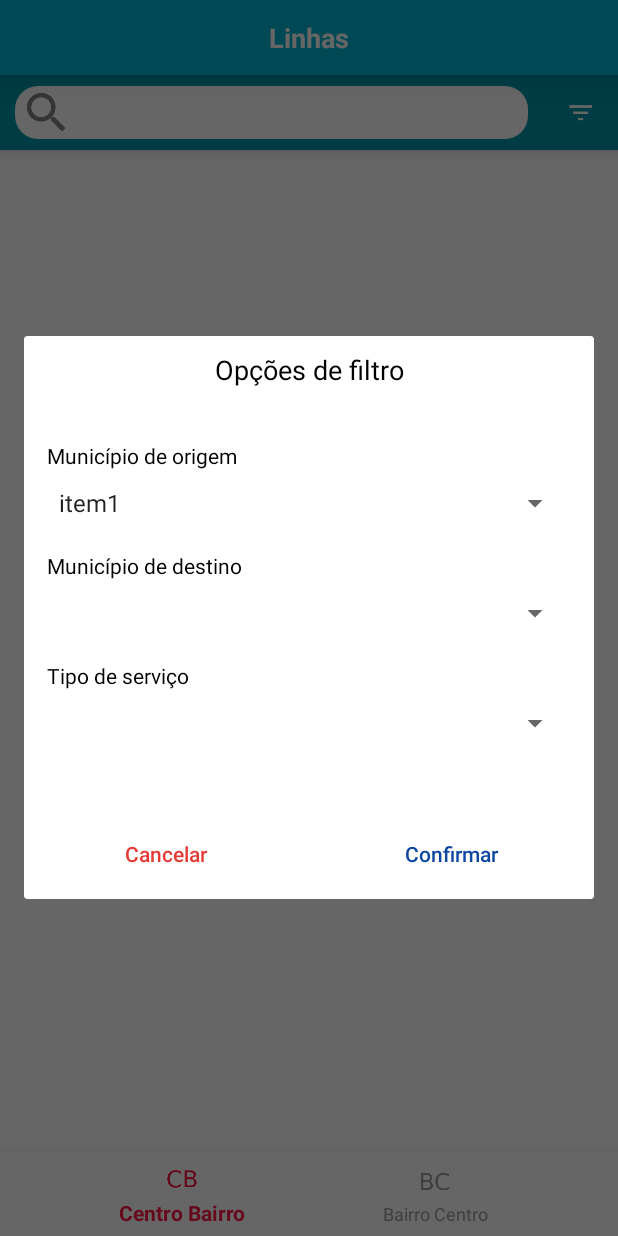
After one commit to MarceloEsser/bustime-kotlin, an Android app: the fragment VicasaFilterDialog placed in its activity, on a phone screen of 412 x 824 dp. The commit adds this screen. Run offline under Robolectric (Android 15) with nearby library versions, the phone set to English and light mode, and no system bars; 1 statement that could not run was skipped.

Commit message:
defining the layout of the line filter

```diff
--- /dev/null
+++ b/app/src/main/java/marcelo/esser/com/bustimek/vvm/vicasa/filterDialog/VicasaFilterDialog.kt
@@ -0,0 +1,57 @@
+package marcelo.esser.com.bustimek.vvm.vicasa.filterDialog
+
+import android.app.Dialog
+import android.os.Bundle
+import android.support.v4.app.DialogFragment
+import android.view.*
+import android.widget.ArrayAdapter
+import kotlinx.android.synthetic.main.vicasa_filter_dialog.*
+import marcelo.esser.com.bustimek.R
+
+class VicasaFilterDialog(
+) : DialogFragment() {
+
+    override fun onCreateView(inflater: LayoutInflater, container: ViewGroup?, savedInstanceState: Bundle?): View? {
+        return inflater.inflate(R.layout.vicasa_filter_dialog, container, false)
+    }
+
+    override fun onViewCreated(view: View, savedInstanceState: Bundle?) {
+        super.onViewCreated(view, savedInstanceState)
+
+        val spinnerArray = ArrayList<String>()
+        spinnerArray.add("item1")
+        spinnerArray.add("item2")
+
+        val adapter = ArrayAdapter(
+            this.activity!!, android.R.layout.simple_spinner_item, spinnerArray
+        )
+
+        adapter.setDropDownViewResource(android.R.layout.simple_spinner_dropdown_item)
+        filter_dialog_sp_county_origin.adapter = adapter
+
+        filter_dialog_btn_cancel.setOnClickListener {
+            dismiss()
+        }
+
+    }
+
+    override fun onCreateDialog(savedInstanceState: Bundle?): Dialog {
+        val onCreateDialog = super.onCreateDialog(savedInstanceState)
+        setupDialog(onCreateDialog)
+        onCreateDialog.window.requestFeature(Window.FEATURE_NO_TITLE)
+        return onCreateDialog
+    }
+
+    override fun onStart() {
+        super.onStart()
+        setupDialog(dialog)
+    }
+
+    fun setupDialog(dialog: Dialog) {
+        dialog?.run {
+            window.attributes.height = ViewGroup.LayoutParams.WRAP_CONTENT
+            window.attributes.width = ViewGroup.LayoutParams.MATCH_PARENT
+            window?.setGravity(Gravity.CENTER)
+        }
+    }
+}
--- a/app/src/main/java/marcelo/esser/com/bustimek/vvm/vicasa/lines/VicasaLinesActivity.kt
+++ b/app/src/main/java/marcelo/esser/com/bustimek/vvm/vicasa/lines/VicasaLinesActivity.kt
@@ -12,6 +12,7 @@ import marcelo.esser.com.bustimek.adapter.VicasaLinesAdapter
 import marcelo.esser.com.bustimek.helper.ProgressDialogHelper
 import marcelo.esser.com.bustimek.interfaces.SogalLinesAdapterDelegate
 import marcelo.esser.com.bustimek.vvm.sogal.schedules.SogalSchedulesActivity
+import marcelo.esser.com.bustimek.vvm.vicasa.filterDialog.VicasaFilterDialog
 
 class VicasaLinesActivity : AppCompatActivity() {
 
@@ -35,6 +36,10 @@ class VicasaLinesActivity : AppCompatActivity() {
         loadLines()
 
         bottomNavigationBarListener()
+        activity_lines_imgbtn_filter.setOnClickListener {
+            val dialog = VicasaFilterDialog()
+            dialog.show(supportFragmentManager, "teste")
+        }
     }
 
     private fun loadLines() {
--- a/app/src/main/res/drawable/ripple_grey.xml
+++ b/app/src/main/res/drawable/ripple_grey.xml
@@ -1,5 +1,4 @@
 <?xml version="1.0" encoding="utf-8"?>
 <ripple xmlns:android="http://schemas.android.com/apk/res/android"
     android:color="@color/grey300">
-
 </ripple>
--- /dev/null
+++ b/app/src/main/res/drawable/ripple_grey_fourty_radius.xml
@@ -0,0 +1,7 @@
+<?xml version="1.0" encoding="utf-8"?>
+<ripple
+        xmlns:android="http://schemas.android.com/apk/res/android"
+        android:radius="40dp"
+        android:color="@color/grey300">
+
+</ripple>
--- a/app/src/main/res/layout/activity_lines.xml
+++ b/app/src/main/res/layout/activity_lines.xml
@@ -95,16 +95,16 @@
 
         <ImageButton
                 android:src="@drawable/ic_filter"
-                android:background="@android:color/transparent"
                 android:id="@+id/activity_lines_imgbtn_filter"
                 app:layout_constraintBottom_toBottomOf="parent"
                 app:layout_constraintTop_toTopOf="parent"
                 app:layout_constraintEnd_toEndOf="parent"
                 android:layout_marginStart="5dp"
-                android:foreground="@drawable/ripple_white"
+                android:background="@drawable/ripple_white"
                 android:padding="15dp"
                 android:layout_width="50dp"
-                android:layout_height="0dp"/>
+                android:layout_height="0dp"
+                android:contentDescription="@string/filter_description"/>
 
     </android.support.constraint.ConstraintLayout>
 
--- /dev/null
+++ b/app/src/main/res/layout/vicasa_filter_dialog.xml
@@ -0,0 +1,96 @@
+<?xml version="1.0" encoding="utf-8"?>
+<android.support.constraint.ConstraintLayout
+        xmlns:android="http://schemas.android.com/apk/res/android"
+        xmlns:app="http://schemas.android.com/apk/res-auto"
+        android:layout_gravity="center"
+        android:layout_width="match_parent"
+        android:layout_height="wrap_content">
+
+    <TextView
+            android:textSize="18sp"
+            android:textColor="@color/black"
+            android:layout_margin="10dp"
+            android:text="@string/filter_options"
+            android:id="@+id/filter_dialog_tv_title"
+            app:layout_constraintTop_toTopOf="parent"
+            app:layout_constraintEnd_toEndOf="parent"
+            app:layout_constraintStart_toStartOf="parent"
+            android:layout_width="wrap_content"
+            android:layout_height="wrap_content"/>
+
+    <LinearLayout
+            android:id="@+id/filter_dialog_ll_content"
+            android:padding="15dp"
+            android:layout_marginBottom="40dp"
+            android:orientation="vertical"
+            app:layout_constraintStart_toStartOf="parent"
+            app:layout_constraintEnd_toEndOf="parent"
+            android:layout_width="match_parent"
+            android:layout_height="wrap_content"
+            app:layout_constraintBottom_toTopOf="@+id/filter_dialog_btn_confirm"
+            app:layout_constraintTop_toBottomOf="@+id/filter_dialog_tv_title">
+
+        <TextView
+                android:textColor="@color/black"
+                android:text="@string/origin_city"
+                android:layout_marginTop="20dp"
+                android:layout_width="wrap_content"
+                android:layout_height="wrap_content"/>
+        <Spinner
+                android:layout_marginTop="10dp"
+                android:id="@+id/filter_dialog_sp_county_origin"
+                android:layout_width="match_parent"
+                android:layout_height="wrap_content"/>
+
+        <TextView
+                android:textColor="@color/black"
+                android:text="@string/destination_city"
+                android:layout_marginTop="20dp"
+                android:layout_width="wrap_content"
+                android:layout_height="wrap_content"/>
+        <Spinner
+                android:layout_marginTop="10dp"
+                android:id="@+id/filter_dialog_sp_destination_county"
+                android:layout_width="match_parent"
+                android:layout_height="wrap_content"/>
+
+        <TextView
+                android:text="@string/service_type"
+                android:layout_marginTop="20dp"
+                android:textColor="@color/black"
+                android:layout_width="wrap_content"
+                android:layout_height="wrap_content"/>
+        <Spinner
+                android:layout_marginTop="10dp"
+                android:id="@+id/filter_dialog_sp_service_type"
+                android:layout_width="match_parent"
+                android:layout_height="wrap_content"/>
+    </LinearLayout>
+
+    <Button
+            android:textColor="@color/red600"
+            app:layout_constraintStart_toStartOf="parent"
+            app:layout_constraintBottom_toBottomOf="parent"
+            android:layout_width="0dp"
+            android:layout_margin="10dp"
+            android:background="@drawable/ripple_grey_fourty_radius"
+            android:textAllCaps="false"
+            android:text="@string/cancel"
+            android:layout_height="40dp"
+            android:id="@+id/filter_dialog_btn_cancel"
+            app:layout_constraintEnd_toStartOf="@+id/filter_dialog_btn_confirm"/>
+
+    <Button
+            android:textColor="@color/blue900"
+            android:textAllCaps="false"
+            android:background="@drawable/ripple_grey_fourty_radius"
+            android:text="@string/confirm"
+            app:layout_constraintEnd_toEndOf="parent"
+            app:layout_constraintBottom_toBottomOf="parent"
+            android:layout_margin="10dp"
+            android:layout_width="0dp"
+            android:layout_height="40dp"
+            android:id="@+id/filter_dialog_btn_confirm"
+            app:layout_constraintStart_toEndOf="@+id/filter_dialog_btn_cancel"/>
+
+</android.support.constraint.ConstraintLayout>
--- a/app/src/main/res/values/colors.xml
+++ b/app/src/main/res/values/colors.xml
@@ -268,6 +268,7 @@
     <color name="grey700">#616161</color>
     <color name="grey800">#424242</color>
     <color name="grey900">#212121</color>
+    <color name="transparentGgrey300">#7EE0E0E0</color>
     <!--  BLUE GREY PALETTE  -->
     <color name="blueGrey50">#eceff1</color>
     <color name="blueGrey100">#cfd8dc</color>
--- a/app/src/main/res/values/strings.xml
+++ b/app/src/main/res/values/strings.xml
@@ -17,4 +17,10 @@
     <string name="cancel">Cancelar</string>
     <string name="vicasa">Vicasa</string>
     <string name="sogal">Sogal</string>
+    <string name="origin_city">Município de origem</string>
+    <string name="destination_city">Município de destino</string>
+    <string name="service_type">Tipo de serviço</string>
+    <string name="confirm">Confirmar</string>
+    <string name="filter_options">Opções de filtro</string>
+    <string name="filter_description">Botão para realizar filtro das linhas de onibus da vicasa</string>
 </resources>
```
